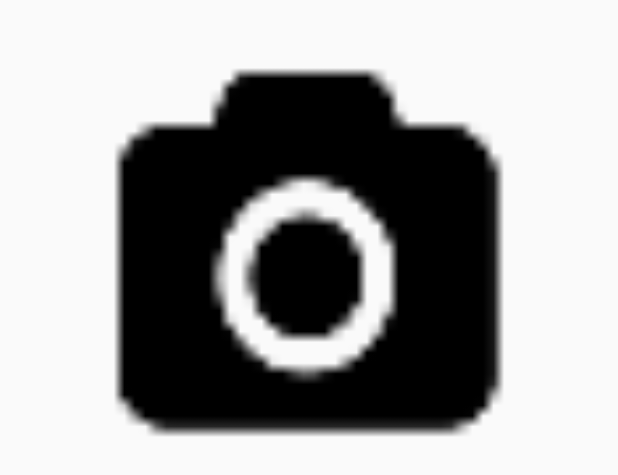
After one commit to acasadoquijada/jmr-android, an Android app: the layout activity_galeria.xml on its own in the app's theme, with its tools: preview values and no code run, on a phone screen of 412 x 824 dp. The commit adds this screen. Shown: the top 475 px of the screen. Run offline under Robolectric (Android 15) with nearby library versions, the phone set to English and light mode, and no system bars.

Commit message:
Avanzando issues #1 y #2

```diff
--- a/JMR-Android/app/src/main/AndroidManifest.xml
+++ b/JMR-Android/app/src/main/AndroidManifest.xml
@@ -23,6 +23,7 @@
                 <category android:name="android.intent.category.LAUNCHER" />
             </intent-filter>
         </activity>
+        <activity android:name="com.example.alejandro.jmr_android.Galeria"/>
     </application>
 
 </manifest>
--- /dev/null
+++ b/JMR-Android/app/src/main/res/layout/activity_galeria.xml
@@ -0,0 +1,26 @@
+<LinearLayout xmlns:android="http://schemas.android.com/apk/res/android"
+    xmlns:app="http://schemas.android.com/apk/res-auto"
+    xmlns:tools="http://schemas.android.com/tools"
+    android:id="@+id/LinearLayout1"
+    android:layout_width="match_parent"
+    android:layout_height="match_parent"
+    android:orientation="vertical"
+    android:padding="10dp"
+    android:weightSum="1">
+
+    <LinearLayout
+        android:layout_width="match_parent"
+        android:layout_height="wrap_content"
+        android:gravity="center"
+        android:padding="5dp" >
+
+
+    </LinearLayout>
+
+    <ImageView
+        android:id="@+id/imageView"
+        android:layout_width="match_parent"
+        android:layout_height="wrap_content"
+        app:srcCompat="@drawable/ic_launcher"
+        android:layout_weight="0.35" />
+</LinearLayout>
--- a/JMR-Android/app/src/main/res/layout/activity_main.xml
+++ b/JMR-Android/app/src/main/res/layout/activity_main.xml
@@ -33,4 +33,10 @@
             android:src="@drawable/ic_launcher" />
     </LinearLayout>
 
+    <Button
+        android:id="@+id/botonGaleria"
+        android:layout_width="match_parent"
+        android:layout_height="wrap_content"
+        android:text="Galeria" />
+
 </LinearLayout>
```
Also changed, not shown: JMR-Android/app/src/main/java/com/example/alejandro/jmr_android/Galeria.java (added, +73 -0 lines), JMR-Android/app/src/main/java/com/example/alejandro/jmr_android/MainActivity.java (+25 -4 lines).
